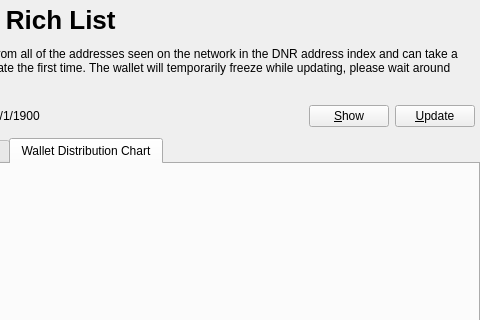
This is src/qt/forms/richlist.ui in Qwoyn/Qwoyn-Wallet as Qt 5 draws it before an edit; both pictures show x 93 to 573 and y 0 to 320 of the 573 by 469 pixel window. The edited form follows.
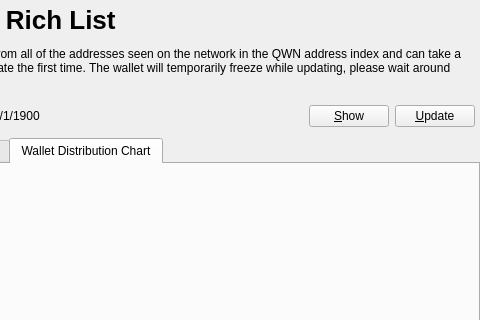
This is the edited form. Custom widgets are drawn as their Qt base class.

```diff
--- a/src/qt/forms/richlist.ui
+++ b/src/qt/forms/richlist.ui
@@ -33,7 +33,7 @@
        <item>
         <widget class="QLabel" name="label_2">
          <property name="text">
-          <string>&lt;html&gt;&lt;head/&gt;&lt;body&gt;&lt;p&gt;&lt;span style=&quot; font-size:26px;font-weight:600;&quot;&gt;Qwoyn Rich List&lt;/span&gt;&lt;/p&gt;&lt;p&gt;This list is built from all of the addresses seen on the network in the DNR address index and can take a long time to update the first time. The wallet will temporarily freeze while updating, please wait around 15-30 minutes.&lt;/p&gt;&lt;/body&gt;&lt;/html&gt;</string>
+          <string>&lt;html&gt;&lt;head/&gt;&lt;body&gt;&lt;p&gt;&lt;span style=&quot; font-size:26px;font-weight:600;&quot;&gt;Qwoyn Rich List&lt;/span&gt;&lt;/p&gt;&lt;p&gt;This list is built from all of the addresses seen on the network in the QWN address index and can take a long time to update the first time. The wallet will temporarily freeze while updating, please wait around 15-30 minutes.&lt;/p&gt;&lt;/body&gt;&lt;/html&gt;</string>
          </property>
          <property name="wordWrap">
           <bool>true</bool>
```
